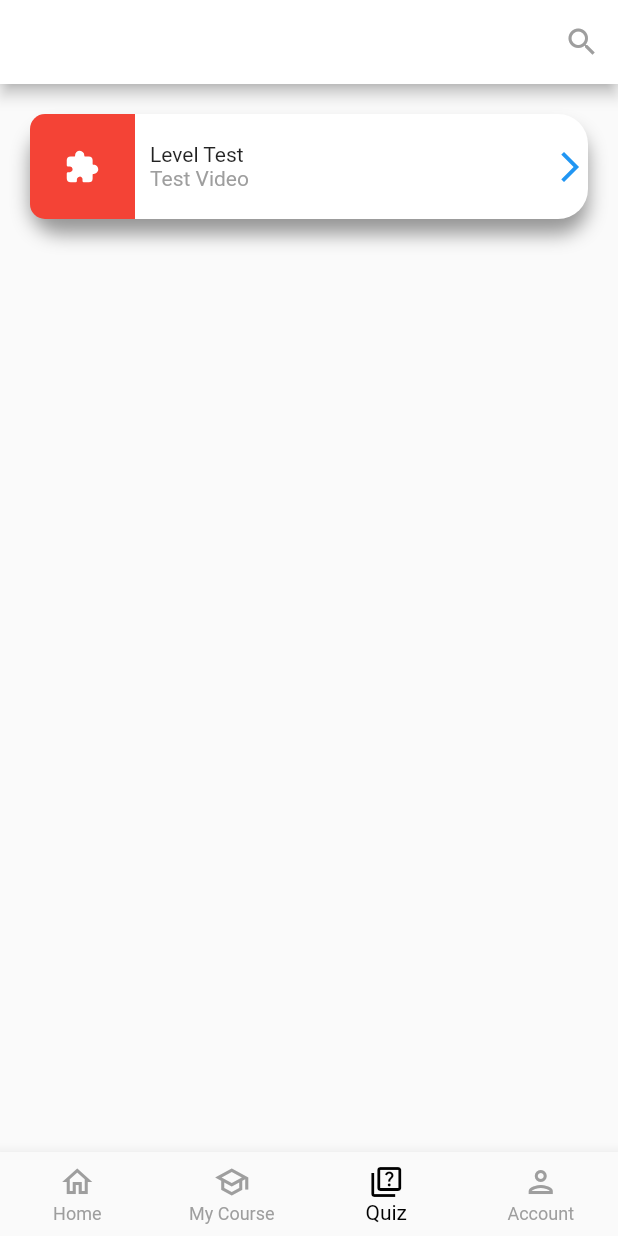
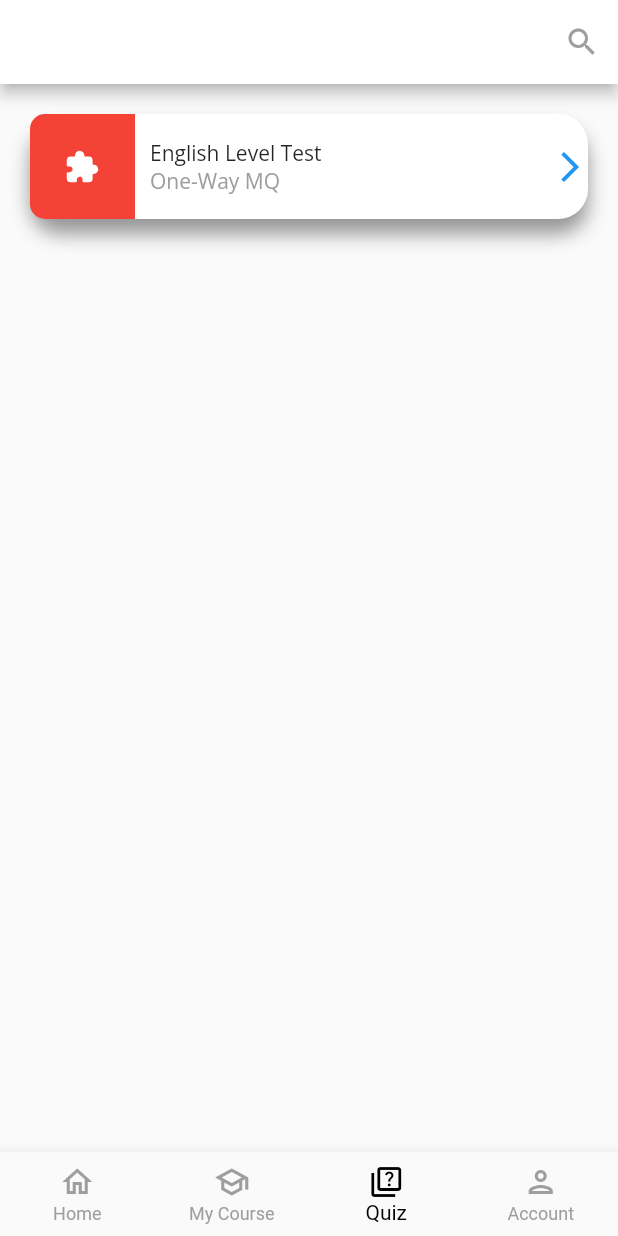
Before and after one commit to YazeedGhazalat/-flutter-e-learning, a Flutter app: the screen it shows after launch, item 3 of the bottom bar chosen, on a phone screen of 412 x 824 dp. Run offline on Flutter 3.47's test engine with Material 2 defaults, Android fonts, the phone set to English and light mode, and no system bars; our stand-ins replace flutter_rating_bar, ionicons.

Commit message:
this is 1st update

```diff
--- a/lib/models/quizButton.dart
+++ b/lib/models/quizButton.dart
@@ -49,8 +49,11 @@ class _quizButtonState extends State<quizButton> {
                       mainAxisAlignment: MainAxisAlignment.center,
                       crossAxisAlignment: CrossAxisAlignment.start,
                       children: [
-                        Text(widget.quizName.toString()),
-                        Text('Test Video', style: TextStyle(color: Colors.grey))
+                        Text(widget.quizName.toString(),
+                            style: TextStyle(fontFamily: "OpenSans")),
+                        Text('One-Way MQ',
+                            style: TextStyle(
+                                color: Colors.grey, fontFamily: "OpenSans"))
                       ],
                     ),
                   ),
--- a/lib/screens/quizPage.dart
+++ b/lib/screens/quizPage.dart
@@ -15,7 +15,7 @@ class _QuizPageState extends State<QuizPage> {
     return Column(
       children: [
         quizButton(
-          quizName: "Level Test",
+          quizName: "English Level Test",
           quizPage: "LevelQuiz",
         )
       ],
```
